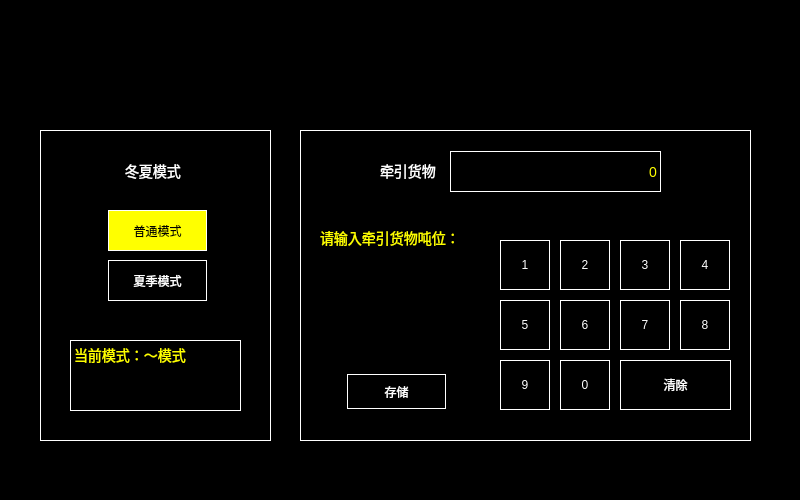
This is settng_others.ui in isliulin/Plan85HMI as Qt 5 draws it before an edit. The edited form follows.
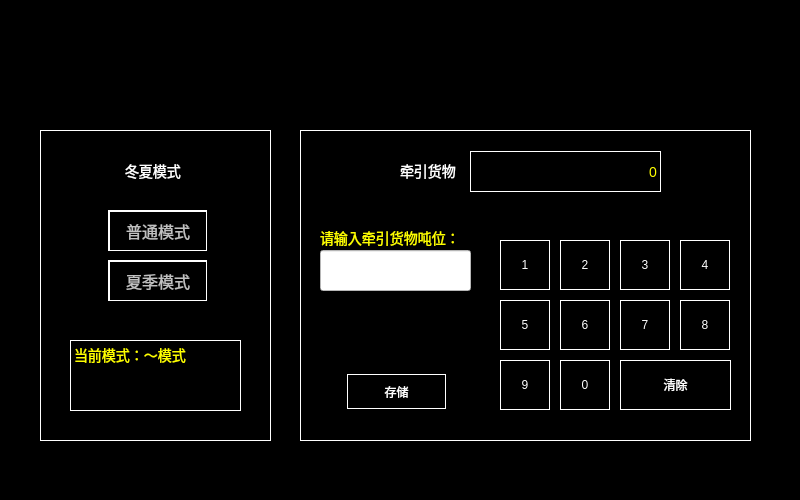
This is the edited form.

Commit message: Settng_Others v1.1

What changed in the file:
```diff
--- a/settng_others.ui
+++ b/settng_others.ui
@@ -27,6 +27,11 @@
 border:1px solid white;
 color:white;
 background-color:black;
+}
+QLineEdit
+{
+color:black;
+background-color:white;
 }</string>
   </property>
   <widget class="QLabel" name="LBL_Border1">
@@ -107,9 +112,7 @@
     </rect>
    </property>
    <property name="styleSheet">
-    <string notr="true">border:1px solid white;
-color:black;
-background-color:rgb(255,255,0);</string>
+    <string notr="true">font: 16px;color: rgb(192,192,192);background-color: rgb(0, 0, 0);border-top: 2px solid white;border-left: 2px solid white;</string>
    </property>
    <property name="text">
     <string>普通模式</string>
@@ -125,9 +128,7 @@
     </rect>
    </property>
    <property name="styleSheet">
-    <string notr="true">border:1px solid white;
-color:white;
-background-color:black;</string>
+    <string notr="true">font: 16px;color: rgb(192,192,192);background-color: rgb(0, 0, 0);border-top: 2px solid white;border-left: 2px solid white;</string>
    </property>
    <property name="text">
     <string>夏季模式</string>
@@ -324,6 +325,12 @@
      <height>41</height>
     </rect>
    </property>
+   <property name="focusPolicy">
+    <enum>Qt::ClickFocus</enum>
+   </property>
+   <property name="styleSheet">
+    <string notr="true"/>
+   </property>
   </widget>
   <widget class="QPushButton" name="Button_Num5">
    <property name="geometry">
@@ -379,7 +386,7 @@
   <widget class="QLabel" name="LBL_Tips3">
    <property name="geometry">
     <rect>
-     <x>380</x>
+     <x>400</x>
      <y>162</y>
      <width>61</width>
      <height>17</height>
@@ -395,9 +402,9 @@
   <widget class="QLabel" name="LBL_Tips2_2">
    <property name="geometry">
     <rect>
-     <x>450</x>
+     <x>470</x>
      <y>151</y>
-     <width>211</width>
+     <width>191</width>
      <height>41</height>
     </rect>
    </property>
```
Left out of the diff: 81 changed lines with no effect on the pictures. The commit also changes 6 other files.
